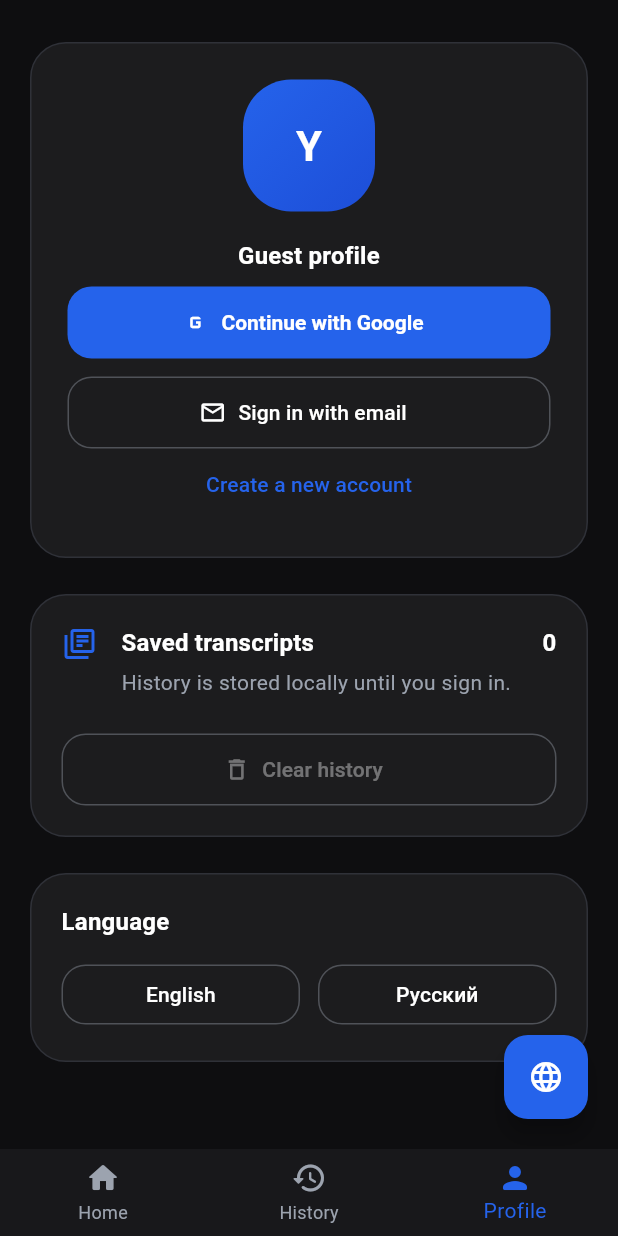
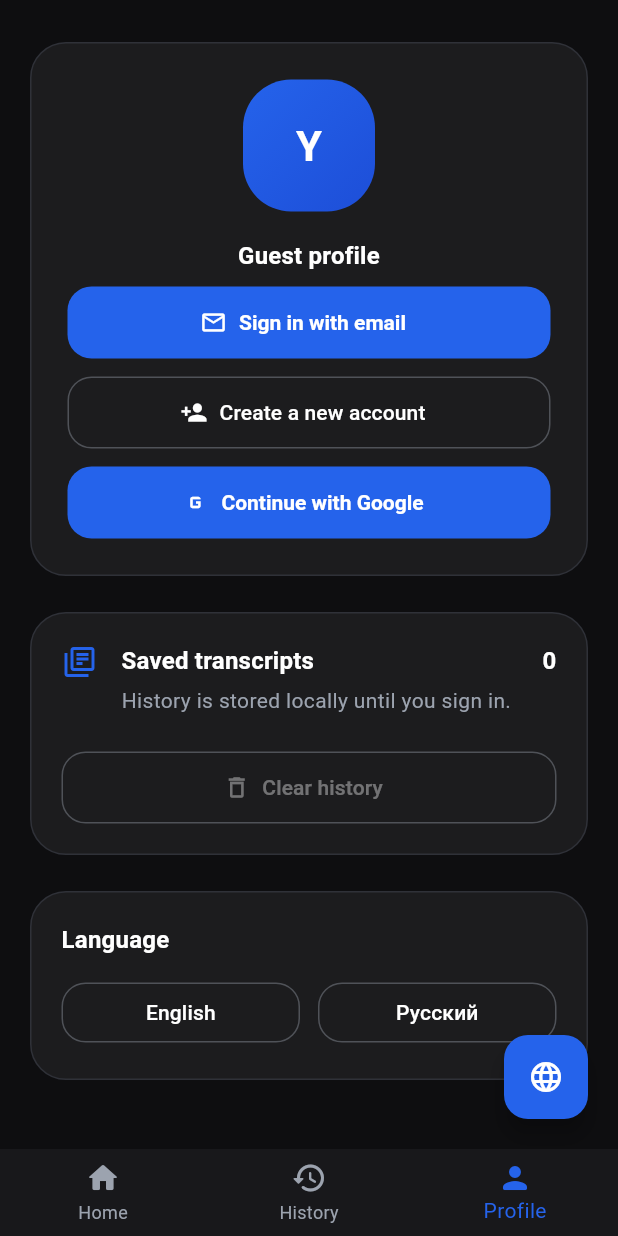
Before and after one commit to omodotori/youtext_ai, a Flutter app: the screen it shows after launch, item 3 of the bottom bar chosen, on a phone screen of 412 x 824 dp. Run offline on Flutter 3.47's test engine with Material 3 defaults, Android fonts, the phone set to English and light mode, and no system bars; our stand-ins replace firebase_auth, firebase_core, firebase_storage, google_sign_in, image_picker; accounts and stored records are empty.

Commit message:
Добавлен Email Sign-In и Sign-Up через страницы, исправлены сигнатуры функций

```diff
--- a/lib/pages/profile_page.dart
+++ b/lib/pages/profile_page.dart
@@ -1,7 +1,10 @@
 import 'package:flutter/material.dart';
 import '../models/app_user.dart';
+
 import '../l10n.dart';
 import 'edit_profile_page.dart';
+import '../pages/auth/sign_in_page.dart';
+import '../pages/auth/sign_up_page.dart';
 
 class ProfilePage extends StatelessWidget {
   const ProfilePage({
@@ -156,39 +159,77 @@ class ProfilePage extends StatelessWidget {
   Widget _signInOptions(BuildContext context, AppLocalizations loc) {
     return Column(
       children: [
+        // Email Sign-In → открывает SignInPage
         SizedBox(
           width: double.infinity,
           height: 48,
           child: FilledButton.icon(
-            onPressed: isAuthenticating ? null : onGoogleSignIn,
-            icon: isAuthenticating
-                ? const SizedBox(
-                    width: 18,
-                    height: 18,
-                    child: CircularProgressIndicator(strokeWidth: 2),
-                  )
-                : const Icon(Icons.g_mobiledata),
-            label: Text(
-                isAuthenticating ? loc.t('connecting') : loc.t('continue_google')),
+            onPressed: () {
+              Navigator.push(
+                context,
+                MaterialPageRoute(
+                  builder: (_) => SignInPage(
+                    onSubmit: (email, password) async {
+                      await onEmailSignIn();
+                      return null;
+                    },
+                    onGoogleSignIn: () async {
+                      await onGoogleSignIn();
+                      return null;
+                    },
+                  ),
+                ),
+              );
+            },
+            icon: const Icon(Icons.mail_outline),
+            label: Text(loc.t('sign_in_email')),
           ),
         ),
         const SizedBox(height: 12),
+
+        // Sign-Up  открывает SignUpPage
         SizedBox(
           width: double.infinity,
           height: 48,
           child: OutlinedButton.icon(
-            onPressed: isAuthenticating ? null : onEmailSignIn,
-            icon: const Icon(Icons.mail_outline),
-            label: Text(loc.t('sign_in_email')),
+            onPressed: () {
+              Navigator.push(
+                context,
+                MaterialPageRoute(
+                  builder: (_) => SignUpPage(
+                    onSubmit: (displayName, email, password) async {
+                      await onEmailSignUp();
+                      return null;
+                    },
+                    onGoogleSignIn: () async {
+                      await onGoogleSignIn();
+                      return null;
+                    },
+                  ),
+                ),
+              );
+            },
+            icon: const Icon(Icons.person_add),
+            label: Text(loc.t('create_account')),
           ),
         ),
-        TextButton(
-          onPressed: isAuthenticating ? null : onEmailSignUp,
-          child: Text(loc.t('create_account')),
+        const SizedBox(height: 12),
+
+        // Google Sign-In
+        SizedBox(
+          width: double.infinity,
+          height: 48,
+          child: FilledButton.icon(
+            onPressed: onGoogleSignIn,
+            icon: const Icon(Icons.g_mobiledata),
+            label: Text(loc.t('continue_google')),
+          ),
         ),
       ],
     );
   }
+
+
 
   Widget _historyAndAbout(ThemeData theme, AppLocalizations loc) {
     return Container(
```
Also changed, not shown: lib/widgets/page_header.dart (+0 -97 lines).
